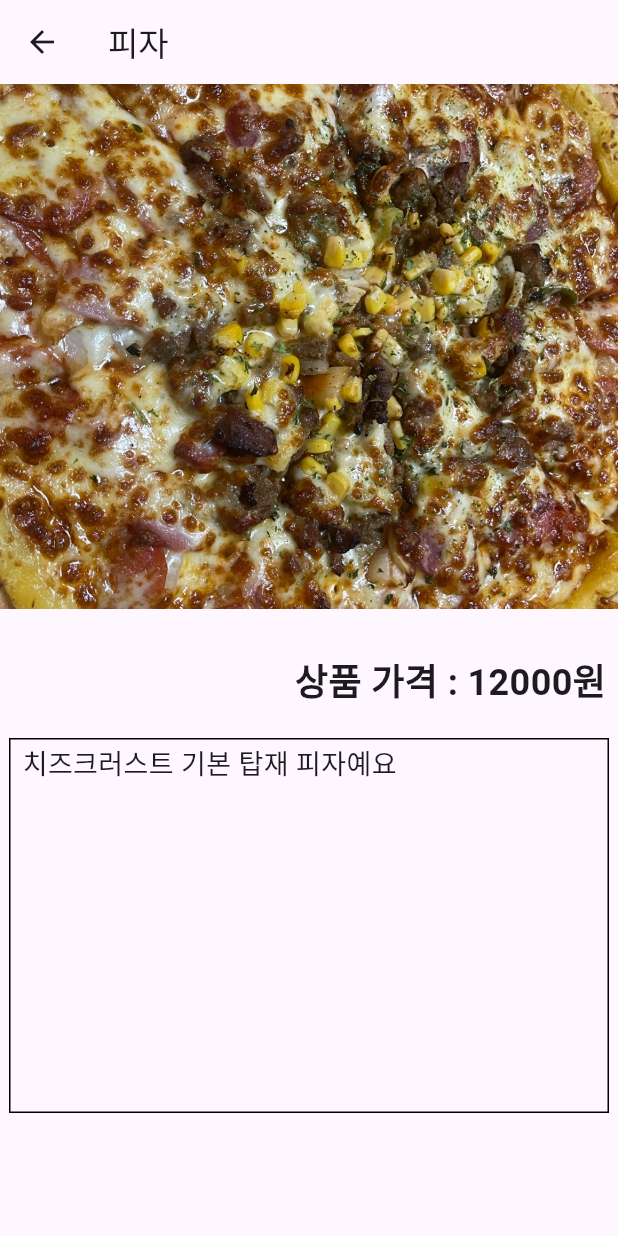
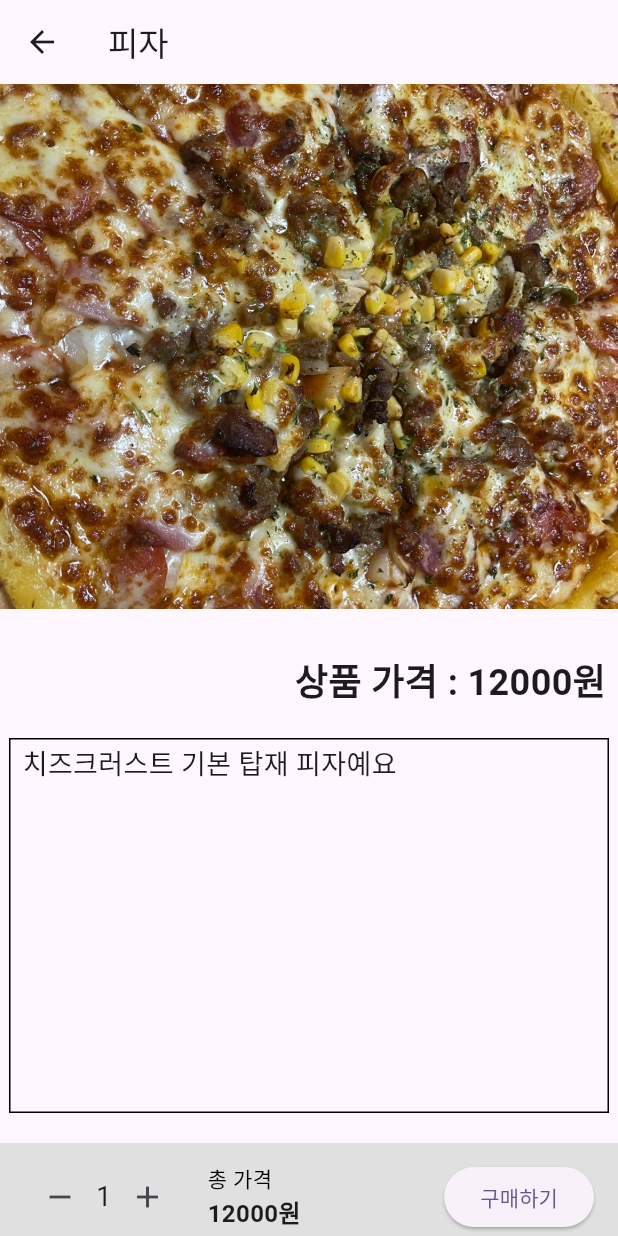
Before and after one commit to jek1m/shoppingmall_platform_5, a Flutter app: the screen it shows after launch, after a tap on "피자", on a phone screen of 412 x 824 dp. Run offline on Flutter 3.47's test engine with Material 3 defaults, Android fonts, the phone set to English and light mode, and no system bars.

Commit message:
feat : 수량 선택 기능, 구매하기 버튼

```diff
--- a/lib/food_detail_page.dart
+++ b/lib/food_detail_page.dart
@@ -1,54 +1,148 @@
 import 'package:flutter/material.dart';
 
-class FoodDetailPage extends StatelessWidget {
+class FoodDetailPage extends StatefulWidget {
   final Map<String, String> food;
 
   const FoodDetailPage({Key? key, required this.food}) : super(key: key);
 
   @override
+  State<FoodDetailPage> createState() => _FoodDetailPageState();
+}
+
+class _FoodDetailPageState extends State<FoodDetailPage> {
+  int _quantity = 1;
+
+  int get unitPrice => int.parse(widget.food['price']!);
+  int get totalPrice => unitPrice * _quantity;
+
+  void _showConfirmDialog() {
+    showDialog(
+      context: context,
+      builder: (ctx) {
+        return AlertDialog(
+          title: Text('구매 확인'),
+          content: Text('${widget.food['name']}을 $_quantity개 구매하시겠습니까?'),
+          actions: [
+            TextButton(
+              child: Text('취소'),
+              onPressed: () => Navigator.of(ctx).pop(),
+            ),
+            TextButton(
+              child: Text('확인'),
+              onPressed: () {
+                Navigator.of(ctx).pop();
+                _showCompleteDialog();
+              },
+            ),
+          ],
+        );
+      },
+    );
+  }
+
+  void _showCompleteDialog() {
+    showDialog(
+      context: context,
+      builder: (ctx) {
+        return AlertDialog(
+          title: Text('구매 완료'),
+          content: Text('감사합니다. 구매가 완료되었습니다.'),
+          actions: [
+            TextButton(
+              child: Text('확인'),
+              onPressed: () => Navigator.of(ctx).pop(),
+            ),
+          ],
+        );
+      },
+    );
+  }
+
+  @override
   Widget build(BuildContext context) {
     return Scaffold(
-      appBar: AppBar(title: Text(food['name']!)),
+        appBar: AppBar(title: Text(widget.food['name']!)),
         body: Column(
           children: [
             Container(
                 width: double.infinity,
                 height: 350,
-            child: Image.asset(food['image']!,
-            fit: BoxFit.cover)),
+                child: Image.asset(widget.food['image']!, fit: BoxFit.cover)),
             SizedBox(height: 30),
-          Row(
-            mainAxisAlignment: MainAxisAlignment.end,
-            children: [
-              Text("상품 가격 : ${food['price']!}원",
-              style: TextStyle(
-                fontSize: 24,
-                fontWeight: FontWeight.bold
-              )
-              ),
+            Row(mainAxisAlignment: MainAxisAlignment.end, children: [
+              Text("상품 가격 : ${(widget.food['price']!)}원",
+                  style: TextStyle(fontSize: 24, fontWeight: FontWeight.bold)),
               SizedBox(width: 8)
-            ]
-          ),
+            ]),
             SizedBox(height: 20),
             Container(
                 padding: EdgeInsets.symmetric(horizontal: 8, vertical: 3),
                 width: 400,
                 height: 250,
                 decoration: BoxDecoration(
-                  border: Border.all(
-                    width: 1.0,
-                    style: BorderStyle.solid
-                  )
-                ),
-                child: Text(food['description']!,
+                    border: Border.all(width: 1.0, style: BorderStyle.solid)),
+                child: Text(widget.food['description']!,
                     style: TextStyle(
                       fontSize: 18,
-                ))
+                    ))),
+            SizedBox(height: 20),
+            Spacer(),
+            Container(
+              padding: EdgeInsets.symmetric(horizontal: 16, vertical: 12),
+              color: Colors.grey[300],
+              child: Row(
+                children: [
+                  // 수량 조절
+                  IconButton(
+                    icon: Icon(Icons.remove),
+                    onPressed: () {
+                      if (_quantity > 1) {
+                        setState(() {
+                          _quantity--;
+                        });
+                      }
+                    },
                   ),
-              SizedBox(height: 20)
-              // 위젯 수량설정, 총가격, 구매하기 버튼, 장바구니 담기 버튼
+                  Text(
+                    '$_quantity',
+                    style: TextStyle(fontSize: 18),
+                  ),
+                  IconButton(
+                    icon: Icon(Icons.add),
+                    onPressed: () {
+                      if (_quantity < 99) {
+                        setState(() {
+                          _quantity++;
+                        });
+                      }
+                    },
+                  ),
+                  SizedBox(width: 16),
+                  // 총 가격
+                  Column(
+                    crossAxisAlignment: CrossAxisAlignment.start,
+                    children: [
+                      Text('총 가격',
+                          style: TextStyle(fontSize: 14, color: Colors.black)),
+                      Text(
+                        '${(totalPrice)}원',
+                        style: TextStyle(
+                            fontSize: 16, fontWeight: FontWeight.bold),
+                      ),
                     ],
                   ),
+                  Spacer(),
+                  // 구매 버튼
+                  ElevatedButton(
+                    child: Text('구매하기'),
+                    onPressed: _showConfirmDialog,
+                  )
+                ],
+              ),
+            )
+          ],
+        )
+        // 위젯 수량설정, 총가격, 구매하기 버튼, 장바구니 담기 버튼
         );
   }
 }
```
Lines whose indentation alone changed are shown as unchanged.
